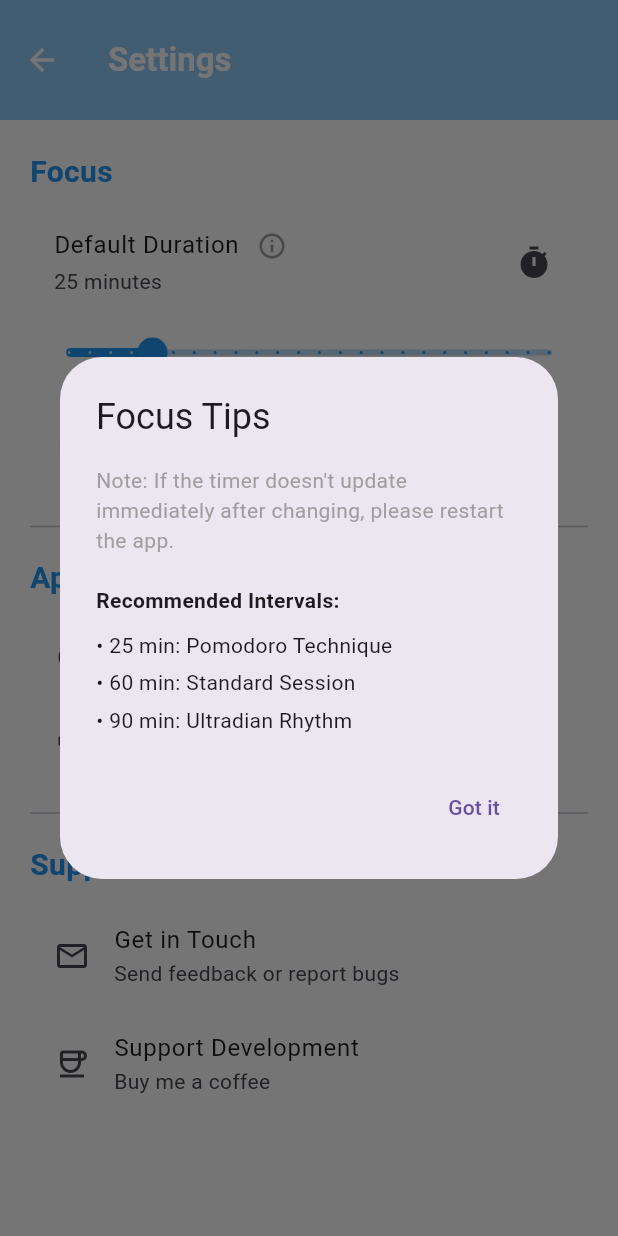
After one commit to giopato02/NullState_App, a Flutter app: the SettingsPage screen opened directly, after a tap on the "info outline" icon, on a phone screen of 412 x 824 dp. The commit adds this screen. Run offline on Flutter 3.47's test engine with Material 3 defaults, Android fonts, the phone set to English and light mode, and no system bars; our stand-ins replace hive, hive_flutter; accounts and stored records are empty.

Commit message:
Feature - Added a settings page with Focus, App, and Support sections.

```diff
--- a/lib/main.dart
+++ b/lib/main.dart
@@ -6,7 +6,8 @@ import 'package:nullstate/models/note.dart';
 void main() async {
   await Hive.initFlutter();
   Hive.registerAdapter(NoteAdapter());
-  await Hive.openBox<Note>('notes_box');
+  await Hive.openBox<Note>('notes_box'); // for notes
+  await Hive.openBox('settings_box'); // for settings
 
   runApp(const NullStateApp());
 }
--- a/lib/pages/focus_page.dart
+++ b/lib/pages/focus_page.dart
@@ -1,4 +1,5 @@
 import 'package:flutter/material.dart';
+import 'package:hive_flutter/hive_flutter.dart';
 import 'dart:async';
 
 class FocusPage extends StatefulWidget {
@@ -9,7 +10,7 @@ class FocusPage extends StatefulWidget {
 }
 
 class _FocusPageState extends State<FocusPage> {
-// --Variables--
+// Variables
   double selectedMinutes = 25;
   bool isRunning = false;
 
@@ -17,7 +18,22 @@ class _FocusPageState extends State<FocusPage> {
   Timer? timer;
   int totalSeconds = 0;
 
-// --Functions for the Timer Logic--
+  @override
+  void initState() {
+    super.initState();
+    // Access the box opened in main.dart
+    final settingsBox = Hive.box('settings_box');
+
+    // Get the saved value (Default: 25)
+    double savedDuration = settingsBox.get('focusDuration', defaultValue: 25.0);
+
+    // Update the variable that controls the slider and text
+    setState(() {
+      selectedMinutes = savedDuration;
+    });
+  }
+
+// Functions for the Timer Logic
 void startTimer() {
     setState(() {
       isRunning = true;
@@ -33,7 +49,7 @@ void startTimer() {
           remainingSeconds--;
         } else {
           stopTimer();
-          // (Optional: play a sound here)
+          // (play a sound here later)
           }
         }
       );
--- a/lib/pages/home_page.dart
+++ b/lib/pages/home_page.dart
@@ -1,6 +1,7 @@
 import 'package:flutter/material.dart';
 import 'package:nullstate/pages/focus_page.dart';
 import 'package:nullstate/pages/journal_page.dart';
+import 'package:nullstate/pages/settings_page.dart';
 
 class HomePage extends StatefulWidget {
   const HomePage({super.key});
@@ -19,6 +20,31 @@ class _HomePageState extends State<HomePage> {
   Widget build(BuildContext context) {
     return Scaffold(
       backgroundColor: Colors.blue[200],
+
+      extendBodyBehindAppBar: true, // Allows the sky color to go behind the app bar
+      appBar: AppBar(
+        backgroundColor: Colors.transparent,
+        elevation: 0,
+        actions: [
+          Padding(
+            padding: const EdgeInsets.only(right: 20.0), // Pushes it away from the edge
+            child: IconButton(
+              icon: const Icon(
+                Icons.settings,
+                color: Colors.white,
+                size: 30, // Makes the gear bigger
+              ),
+              onPressed: () {
+                Navigator.push(
+                  context,
+                  MaterialPageRoute(builder: (context) => const SettingsPage()),
+                );
+              },
+            ),
+          ),
+        ],
+      ),
+
       extendBody: true,
       body: pages[currentPage],
 
--- /dev/null
+++ b/lib/pages/settings_page.dart
@@ -0,0 +1,240 @@
+import 'package:flutter/material.dart';
+import 'package:hive_flutter/hive_flutter.dart';
+import 'package:url_launcher/url_launcher.dart';
+
+class SettingsPage extends StatefulWidget {
+  const SettingsPage({super.key});
+
+  @override
+  State<SettingsPage> createState() => _SettingsPageState();
+}
+
+class _SettingsPageState extends State<SettingsPage> {
+  final _settingsBox = Hive.box('settings_box');
+
+  late double _focusDuration;
+  late bool _isStrictMode;
+  late bool _isDarkMode;
+  late bool _isSoundEnabled;
+
+  @override
+  void initState() {
+    super.initState();
+    // Load data from Hive, with defaults if it's the first time running
+    _focusDuration = _settingsBox.get('focusDuration', defaultValue: 25.0);
+    _isStrictMode = _settingsBox.get('isStrictMode', defaultValue: false);
+    _isDarkMode = _settingsBox.get('isDarkMode', defaultValue: false);
+    _isSoundEnabled = _settingsBox.get('isSoundEnabled', defaultValue: true);
+  }
+
+  // Function to open Email
+  Future<void> _launchEmail() async {
+    final Uri emailLaunchUri = Uri(
+      scheme: 'mailto',
+      path: 'support@nullstate.app', // Change this to the actual email later
+      query: 'subject=NullState Feedback',
+    );
+
+    try {
+      await launchUrl(emailLaunchUri);
+    } catch (e) {
+      debugPrint("Could not launch email: $e");
+    }
+  }
+// Function to show the info dialog
+  void _showDurationInfo() {
+    showDialog(
+      context: context,
+      builder: (context) => AlertDialog(
+        title: const Text("Focus Tips"),
+        content: Column(
+          mainAxisSize: MainAxisSize.min, // Wrap content height
+          crossAxisAlignment: CrossAxisAlignment.start,
+          children: const [
+            Text(
+              "Note: If the timer doesn't update immediately after changing, please restart the app.",
+              style: TextStyle(fontStyle: FontStyle.normal, color: Colors.grey),
+            ),
+            SizedBox(height: 20),
+            Text("Recommended Intervals:", style: TextStyle(fontWeight: FontWeight.bold)),
+            SizedBox(height: 10),
+            Text("• 25 min: Pomodoro Technique"),
+            SizedBox(height: 5),
+            Text("• 60 min: Standard Session"),
+            SizedBox(height: 5),
+            Text("• 90 min: Ultradian Rhythm"),
+          ],
+        ),
+        actions: [
+          TextButton(
+            onPressed: () => Navigator.pop(context),
+            child: const Text("Got it"),
+          ),
+        ],
+      ),
+    );
+  }
+  // Function to open Browser
+  Future<void> _launchSupportUrl() async {
+    // Replace with your actual link (Ko-fi, Patreon, etc.)
+    final Uri url = Uri.parse('https://www.buymeacoffee.com');
+
+    try {
+      await launchUrl(url, mode: LaunchMode.externalApplication);
+    } catch (e) {
+      debugPrint("Could not launch url: $e");
+    }
+  }
+
+  @override
+  Widget build(BuildContext context) {
+    return Scaffold(
+      backgroundColor: Colors.white,
+      appBar: AppBar(
+        title: const Text(
+          "Settings",
+          style: TextStyle(color: Colors.white, fontWeight: FontWeight.bold)
+        ),
+        backgroundColor: Colors.blue[200],
+        elevation: 0,
+        iconTheme: const IconThemeData(color: Colors.white),
+        toolbarHeight: 80.0,
+      ),
+      body: ListView(
+        padding: const EdgeInsets.all(20),
+        children: [
+          // SECTION 1: FOCUS
+          const Text(
+            "Focus",
+            style: TextStyle(
+                fontSize: 20, fontWeight: FontWeight.bold, color: Colors.blue),
+          ),
+          const SizedBox(height: 10),
+
+          // Setting 1: Default Duration
+          // Setting 1: Default Duration
+          ListTile(
+            // CHANGED: Title is now a Row with Text + Info Icon
+            title: Row(
+              children: [
+                const Text("Default Duration"),
+                const SizedBox(width: 8), // Small gap
+                InkWell(
+                  onTap: _showDurationInfo, // Call our new function
+                  borderRadius: BorderRadius.circular(20),
+                  child: const Padding(
+                    padding: EdgeInsets.all(4.0), // Hitbox padding
+                    child: Icon(
+                      Icons.info_outline,
+                      size: 20,
+                      color: Colors.grey,
+                    ),
+                  ),
+                ),
+              ],
+            ),
+            subtitle: Text("${_focusDuration.toInt()} minutes"),
+            trailing: const Icon(Icons.timer),
+          ),
+          Slider(
+            value: _focusDuration,
+            min: 5,
+            max: 120,
+            divisions: 23,
+            activeColor: Colors.blue,
+            inactiveColor: Colors.blue[100],
+            label: "${_focusDuration.toInt()} min",
+            onChanged: (val) {
+              setState(() {
+                _focusDuration = val;
+                // Save to Database immediately
+                _settingsBox.put('focusDuration', val);
+              });
+            },
+          ),
+
+          // Setting 2: Strict Mode
+          SwitchListTile(
+            title: const Text("Strict Mode"),
+            subtitle: const Text("Keep me accountable"),
+            secondary: const Icon(Icons.lock_outline),
+            activeThumbColor: Colors.blue, // 'activeColor' works better for iOS/Android consistency
+            value: _isStrictMode,
+            onChanged: (val) {
+              setState(() {
+                _isStrictMode = val;
+                _settingsBox.put('isStrictMode', val);
+              });
+            },
+          ),
+
+          const Divider(height: 40),
+
+          // SECTION 2: APP
+          const Text(
+            "App",
+            style: TextStyle(
+                fontSize: 20, fontWeight: FontWeight.bold, color: Colors.blue),
+          ),
+          const SizedBox(height: 10),
+
+          // Setting 3: Dark Mode
+          SwitchListTile(
+            title: const Text("Dark Mode"),
+            secondary: const Icon(Icons.dark_mode_outlined),
+            activeThumbColor: Colors.blue,
+            value: _isDarkMode,
+            onChanged: (val) {
+              setState(() {
+                _isDarkMode = val;
+                _settingsBox.put('isDarkMode', val);
+                // Note: Actual Dark Mode theme switching requires a restart or Listenables.
+                // We will implement the visual change in a later session.
+              });
+            },
+          ),
+
+          // Setting 4: Sound & Haptics
+          SwitchListTile(
+            title: const Text("Sound & Haptics"),
+            secondary: const Icon(Icons.volume_up_outlined),
+            activeThumbColor: Colors.blue,
+            value: _isSoundEnabled,
+            onChanged: (val) {
+              setState(() {
+                _isSoundEnabled = val;
+                _settingsBox.put('isSoundEnabled', val);
+              });
+            },
+          ),
+
+          const Divider(height: 40),
+
+          // SECTION 3: SUPPORT
+          const Text(
+            "Support",
+            style: TextStyle(
+                fontSize: 20, fontWeight: FontWeight.bold, color: Colors.blue),
+          ),
+          const SizedBox(height: 10),
+
+          // Setting 5: Feedback
+          ListTile(
+            leading: const Icon(Icons.mail_outline),
+            title: const Text("Get in Touch"),
+            subtitle: const Text("Send feedback or report bugs"),
+            onTap: _launchEmail, // Calls our function
+          ),
+
+          // Setting 6: Donation
+          ListTile(
+            leading: const Icon(Icons.coffee_outlined),
+            title: const Text("Support Development"),
+            subtitle: const Text("Buy me a coffee"),
+            onTap: _launchSupportUrl, // Calls our function
+          ),
+        ],
+      ),
+    );
+  }
+}
--- a/pubspec.yaml
+++ b/pubspec.yaml
@@ -36,6 +36,7 @@ dependencies:
   # The following adds the Cupertino Icons font to your application.
   # Use with the CupertinoIcons class for iOS style icons.
   cupertino_icons: ^1.0.8
+  url_launcher: ^6.3.2
 
 dev_dependencies:
   flutter_test:
```
Also changed, not shown: pubspec.lock, 5 other files.
